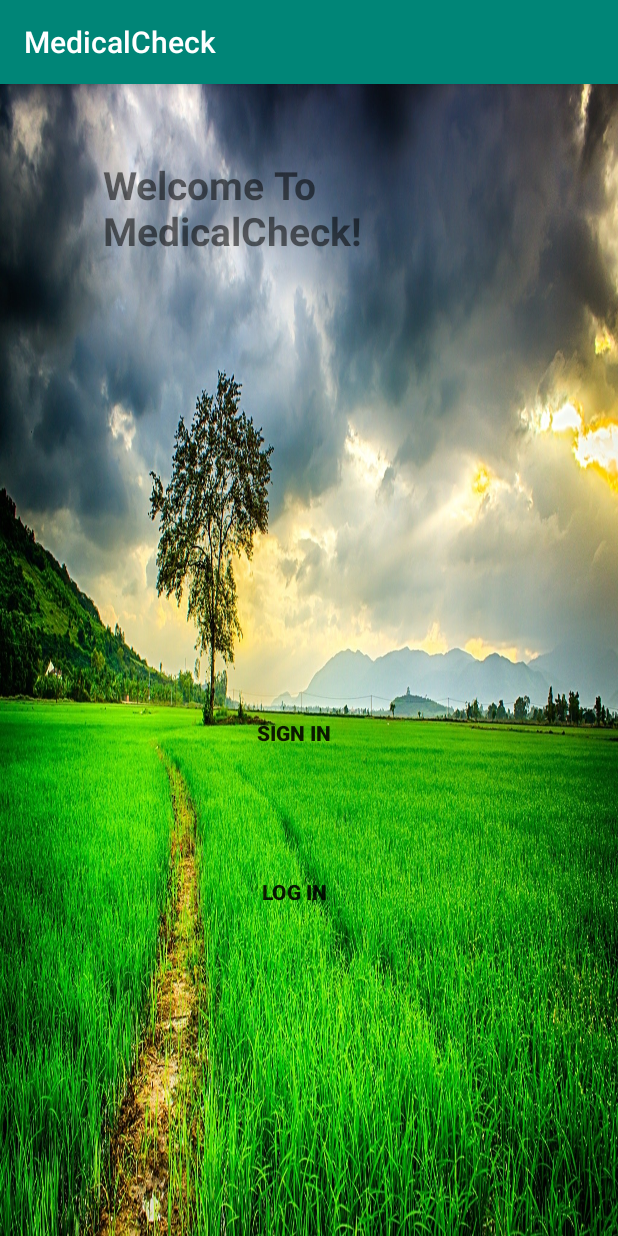
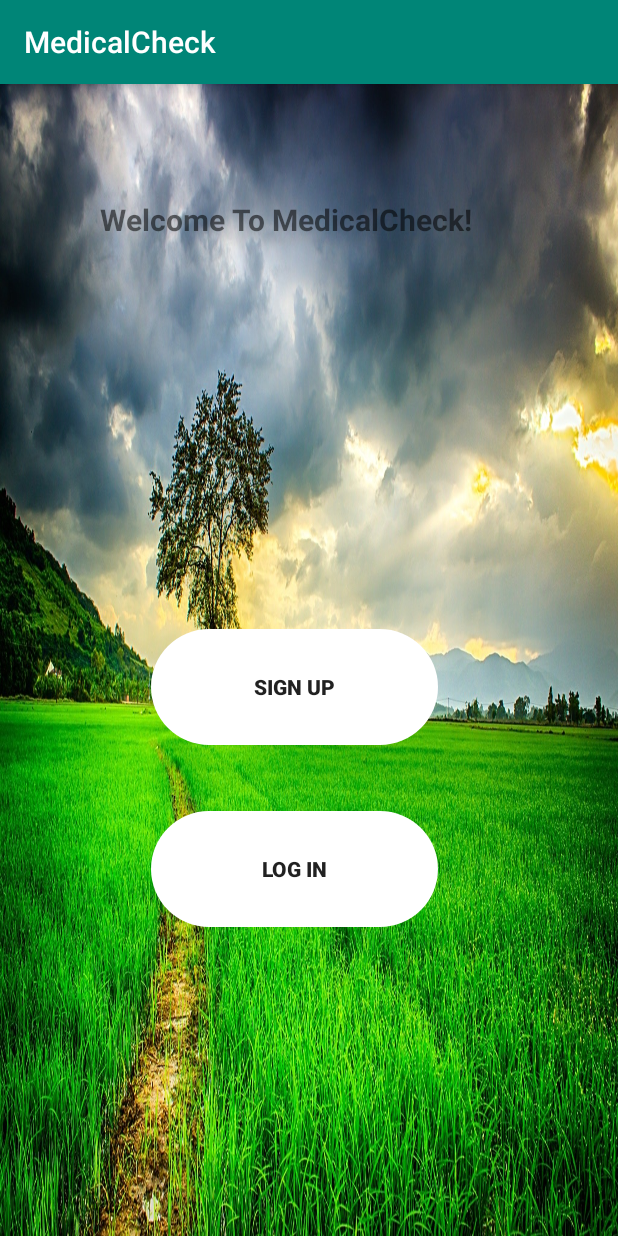
Before and after one commit to o8oredc/MedicalCheck, an Android app: the screen it shows after launch (First), on a phone screen of 412 x 824 dp. Run offline under Robolectric (Android 15) with nearby library versions, the phone set to English and light mode, and no system bars.

```diff
--- a/app/src/main/java/com/example/medicalcheck/data/Result.java
+++ b/app/src/main/java/com/example/medicalcheck/data/Result.java
@@ -3,7 +3,7 @@ package com.example.medicalcheck.data;
 /**
  * A generic class that holds a result success w/ data or an error exception.
  */
-public class Result<T> {
+public class    Result<T> {
     // hide the private constructor to limit subclass types (Success, Error)
     private Result() {
     }
--- a/app/src/main/res/layout/cardview.xml
+++ b/app/src/main/res/layout/cardview.xml
@@ -2,6 +2,7 @@
 <androidx.cardview.widget.CardView xmlns:android="http://schemas.android.com/apk/res/android"
     xmlns:app="http://schemas.android.com/apk/res-auto"
     android:layout_height="wrap_content"
+    android:layout_width="wrap_content"
     app:cardCornerRadius="3dp"
     app:cardElevation="3dp"
     app:cardUseCompatPadding="true"
--- a/app/src/main/res/layout/first.xml
+++ b/app/src/main/res/layout/first.xml
@@ -11,18 +11,17 @@
         android:id="@+id/WelcomeS"
         android:layout_width="279dp"
         android:layout_height="197dp"
-        android:layout_marginStart="64dp"
-        android:layout_marginTop="48dp"
+        android:layout_marginTop="60dp"
         android:layout_marginEnd="64dp"
-        android:layout_marginBottom="73dp"
         android:text="Welcome To MedicalCheck!"
-        android:textSize="26sp"
+        android:textSize="20sp"
         android:textStyle="bold"
         app:layout_constraintBottom_toTopOf="@+id/SignUpS"
         app:layout_constraintEnd_toEndOf="parent"
-        app:layout_constraintHorizontal_bias="1.0"
+        app:layout_constraintHorizontal_bias="0.97"
         app:layout_constraintStart_toStartOf="parent"
-        app:layout_constraintTop_toTopOf="parent" />
+        app:layout_constraintTop_toTopOf="parent"
+        tools:visibility="visible" />
 
     <Button
         android:id="@+id/SignUpS"
@@ -33,7 +32,9 @@
         android:layout_marginEnd="120dp"
         android:layout_marginBottom="26dp"
         android:background="@drawable/rounded_button"
-        android:text="Sign in"
+        android:backgroundTint="#FFFFFF"
+        android:backgroundTintMode="add"
+        android:text="Sign up"
         android:textStyle="bold"
         app:layout_constraintBottom_toTopOf="@+id/LogInS"
         app:layout_constraintEnd_toEndOf="parent"
@@ -46,13 +47,15 @@
         android:layout_height="77dp"
         android:layout_marginStart="100dp"
         android:layout_marginTop="1dp"
-        android:textStyle="bold"
         android:layout_marginEnd="120dp"
         android:layout_marginBottom="190dp"
         android:background="@drawable/rounded_button"
+        android:backgroundTint="#FFFFFF"
         android:text="Log In"
+        android:textStyle="bold"
         app:layout_constraintBottom_toBottomOf="parent"
         app:layout_constraintEnd_toEndOf="parent"
         app:layout_constraintStart_toStartOf="parent"
         app:layout_constraintTop_toBottomOf="@+id/SignUpS" />
+
 </androidx.constraintlayout.widget.ConstraintLayout>
--- a/app/src/main/res/layout/recycler_activity.xml
+++ b/app/src/main/res/layout/recycler_activity.xml
@@ -8,7 +8,7 @@
     <androidx.recyclerview.widget.RecyclerView
         android:id="@+id/recyclerView"
         android:layout_width="match_parent"
-        android:layout_height="match_parent"/>
+        android:layout_height="match_parent" />
 
     <ImageView
         android:id="@+id/imageView2"
```
